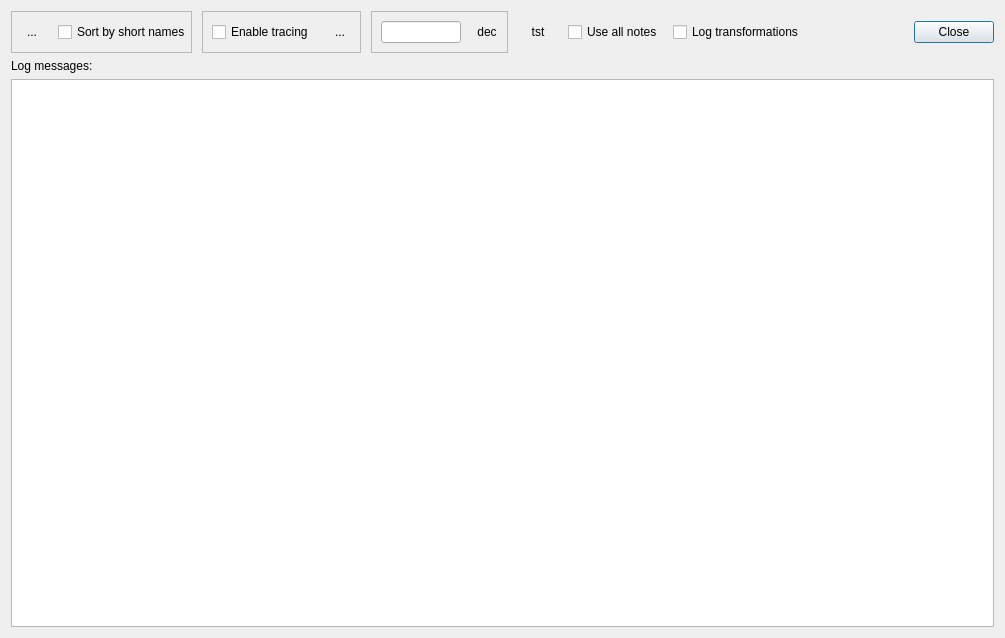
First picture: the form in src/Debug.ui, repository mciobanu/mp3diags, before the edit.
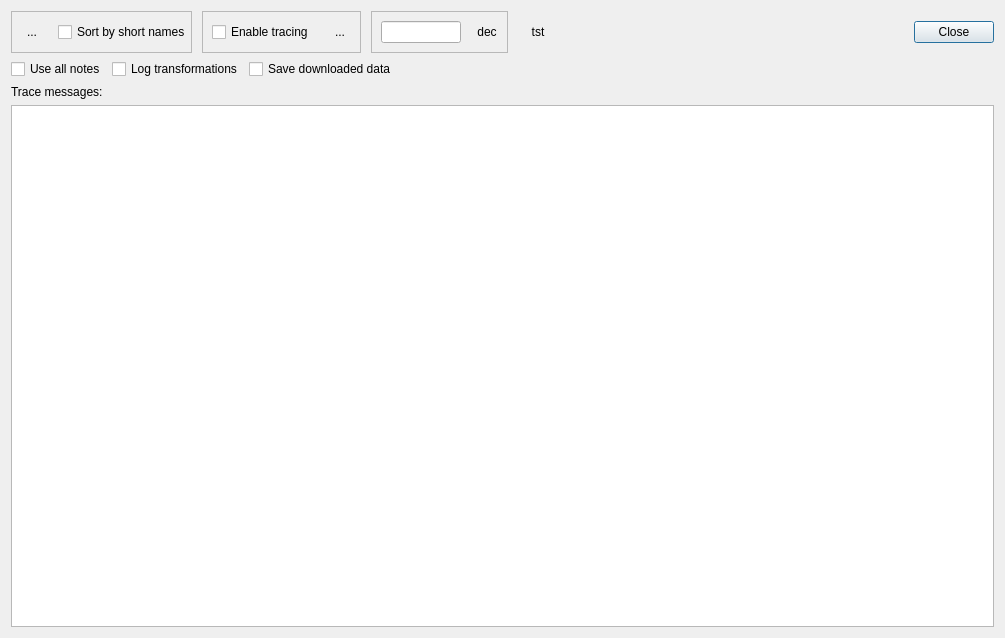
Second picture: the form after the edit. Icons and pictures are not drawn.

The edit to the form file:
```diff
--- a/src/Debug.ui
+++ b/src/Debug.ui
@@ -284,20 +284,6 @@
         </property>
        </widget>
       </item>
-      <item>
-       <widget class="QCheckBox" name="m_pUseAllNotesCkB" >
-        <property name="text" >
-         <string>Use all notes</string>
-        </property>
-       </widget>
-      </item>
-      <item>
-       <widget class="QCheckBox" name="m_pLogTransfCkB" >
-        <property name="text" >
-         <string>Log transformations</string>
-        </property>
-       </widget>
-      </item>
       <item>
        <spacer>
         <property name="orientation" >
@@ -342,10 +328,62 @@
      </layout>
     </widget>
    </item>
+   <item>
+    <widget class="QWidget" native="1" name="widget_2" >
+     <layout class="QHBoxLayout" >
+      <property name="leftMargin" >
+       <number>0</number>
+      </property>
+      <property name="topMargin" >
+       <number>0</number>
+      </property>
+      <property name="rightMargin" >
+       <number>0</number>
+      </property>
+      <property name="bottomMargin" >
+       <number>0</number>
+      </property>
+      <item>
+       <widget class="QCheckBox" name="m_pUseAllNotesCkB" >
+        <property name="text" >
+         <string>Use all notes</string>
+        </property>
+       </widget>
+      </item>
+      <item>
+       <widget class="QCheckBox" name="m_pLogTransfCkB" >
+        <property name="text" >
+         <string>Log transformations</string>
+        </property>
+       </widget>
+      </item>
+      <item>
+       <widget class="QCheckBox" name="m_pSaveDownloadedDataCkB" >
+        <property name="text" >
+         <string>Save downloaded data</string>
+        </property>
+       </widget>
+      </item>
+      <item>
+       <spacer>
+        <property name="orientation" >
+         <enum>Qt::Horizontal</enum>
+        </property>
+        <property name="sizeHint" >
+         <size>
+          <width>40</width>
+          <height>20</height>
+         </size>
+        </property>
+       </spacer>
+      </item>
+     </layout>
+    </widget>
+   </item>
    <item>
     <widget class="QLabel" name="label_6" >
      <property name="text" >
-      <string>Log messages:</string>
+      <string>Trace messages:</string>
      </property>
     </widget>
    </item>
```
